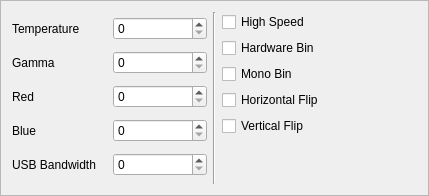
Qt form qt5/zwosettings.ui (EthanChappel/Ecliptic) before a commit.
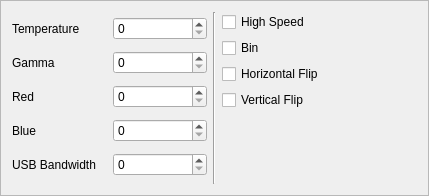
The same form after that commit.

The edit to the form file:
```diff
--- a/qt5/zwosettings.ui
+++ b/qt5/zwosettings.ui
@@ -83,6 +83,20 @@
    </item>
    <item>
     <layout class="QGridLayout" name="checkbox_gridlayout">
+     <item row="2" column="0">
+      <widget class="QCheckBox" name="horizontalflip_checkbox">
+       <property name="text">
+        <string>Horizontal Flip</string>
+       </property>
+      </widget>
+     </item>
+     <item row="1" column="0">
+      <widget class="QCheckBox" name="hardwarebin_checkbox">
+       <property name="text">
+        <string>Bin</string>
+       </property>
+      </widget>
+     </item>
      <item row="0" column="0">
       <widget class="QCheckBox" name="highspeed_checkbox">
        <property name="text">
@@ -91,34 +105,6 @@
       </widget>
      </item>
      <item row="4" column="0">
-      <widget class="QCheckBox" name="verticalflip_checkbox">
-       <property name="text">
-        <string>Vertical Flip</string>
-       </property>
-      </widget>
-     </item>
-     <item row="2" column="0">
-      <widget class="QCheckBox" name="monobin_checkbox">
-       <property name="text">
-        <string>Mono Bin</string>
-       </property>
-      </widget>
-     </item>
-     <item row="1" column="0">
-      <widget class="QCheckBox" name="hardwarebin_checkbox">
-       <property name="text">
-        <string>Hardware Bin</string>
-       </property>
-      </widget>
-     </item>
-     <item row="3" column="0">
-      <widget class="QCheckBox" name="horizontalflip_checkbox">
-       <property name="text">
-        <string>Horizontal Flip</string>
-       </property>
-      </widget>
-     </item>
-     <item row="5" column="0">
       <spacer name="checkbox_spacer">
        <property name="orientation">
         <enum>Qt::Vertical</enum>
@@ -131,6 +117,13 @@
        </property>
       </spacer>
      </item>
+     <item row="3" column="0">
+      <widget class="QCheckBox" name="verticalflip_checkbox">
+       <property name="text">
+        <string>Vertical Flip</string>
+       </property>
+      </widget>
+     </item>
     </layout>
    </item>
   </layout>
```
